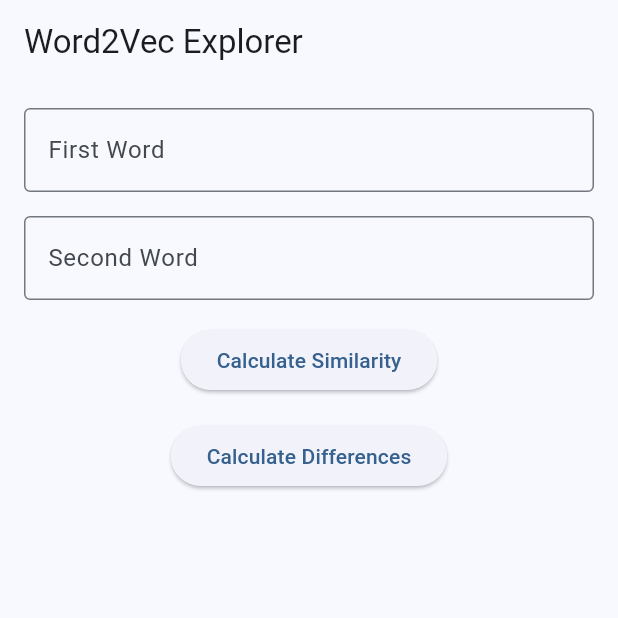
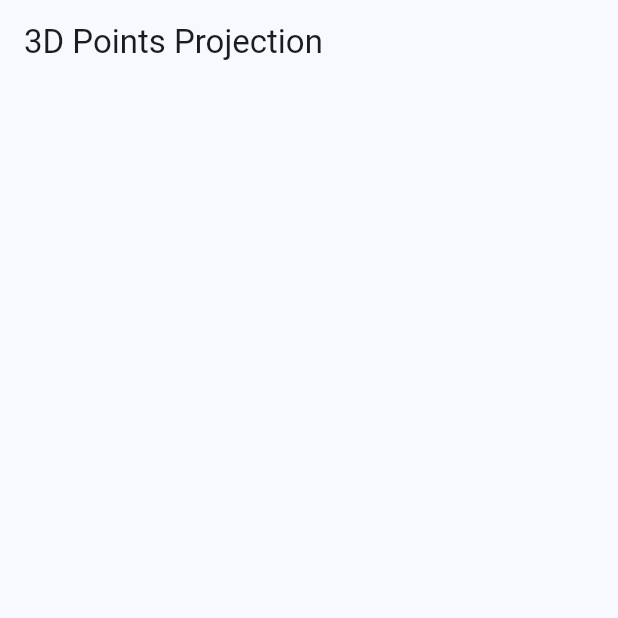
Before and after one commit to oliverwstein/words_a_flutter_frontend, a Flutter app: the screen it shows after launch, on a phone screen of 412 x 824 dp, the top half of it. Run offline on Flutter 3.47's test engine with Material 3 defaults, Android fonts, the phone set to English and light mode, and no system bars; missing offline and left inert: flutter_gl, three_dart, three_dart_jsm.

Commit message:
Created point_projection.dart

```diff
--- a/lib/main.dart
+++ b/lib/main.dart
@@ -1,6 +1,8 @@
 import 'package:flutter/material.dart';
 import 'package:http/http.dart' as http;
 import 'dart:convert';
+
+import 'point_projection.dart';
 
 void main() {
   runApp(const MyApp());
@@ -11,13 +13,19 @@ class MyApp extends StatelessWidget {
 
   @override
   Widget build(BuildContext context) {
+    Map<String, List<double>> examplePoints = {
+      "Hello": [1.0, 2.0, 3.0],
+      "World": [-1.0, -2.0, -3.0],
+      "Flutter": [2.0, -1.0, 1.0],
+      "Dart": [-2.0, 1.0, -1.0]
+    };
     return MaterialApp(
-      title: 'Word2Vec Explorer',
+      title: '3D Points Visualization',
       theme: ThemeData(
         colorScheme: ColorScheme.fromSeed(seedColor: Colors.blue),
         useMaterial3: true,
       ),
-      home: const Word2VecExplorer(),
+      home: ThreeDPointsProjection(points: examplePoints,), // Instantiate your ThreeDPointsProjection widget here
     );
   }
 }
--- /dev/null
+++ b/lib/point_projection.dart
@@ -0,0 +1,110 @@
+import 'dart:async';
+import 'package:flutter/material.dart';
+import 'package:flutter_gl/flutter_gl.dart';
+import 'package:three_dart/three_dart.dart' as three;
+import 'package:three_dart_jsm/three_dart_jsm.dart' as three_jsm;
+
+class ThreeDPointsProjection extends StatefulWidget {
+  final Map<String, List<double>> points; // Assuming each value is a List with 3 elements: [x, y, z]
+
+  const ThreeDPointsProjection({Key? key, required this.points}) : super(key: key);
+
+  @override
+  State<ThreeDPointsProjection> createState() => _ThreeDPointsProjectionState();
+}
+
+class _ThreeDPointsProjectionState extends State<ThreeDPointsProjection> {
+  late FlutterGlPlugin three3dRender;
+  late three.Scene scene;
+  late three.PerspectiveCamera camera;
+  late three.WebGLRenderer renderer;
+  double dpr = 1.0;
+  late double width;
+  late double height;
+  Size? screenSize;
+
+  @override
+  void initState() {
+    super.initState();
+  }
+
+  Future<void> initPlatformState() async {
+    if (screenSize == null) return;
+
+    width = screenSize!.width;
+    height = screenSize!.height - 60; // Adjust for app bar or other UI elements
+
+    three3dRender = FlutterGlPlugin();
+
+    Map<String, dynamic> options = {
+      "antialias": true,
+      "alpha": false,
+      "width": width.toInt(),
+      "height": height.toInt(),
+      "dpr": dpr
+    };
+
+    await three3dRender.initialize(options: options);
+    await three3dRender.prepareContext();
+
+    setState(() {
+      initScene();
+    });
+  }
+
+  void initScene() {
+    scene = three.Scene();
+    camera = three.PerspectiveCamera(75, width / height, 0.1, 1000);
+    camera.position.z = 5;
+
+    renderer = three.WebGLRenderer({"canvas": three3dRender.element, "context": three3dRender.gl});
+    renderer.setSize(width, height);
+
+    addPoints();
+
+    animate();
+  }
+
+  void addPoints() {
+    widget.points.forEach((word, position) {
+      var geometry = three.SphereGeometry(0.1, 32, 32);
+      var material = three.MeshBasicMaterial({"color": 0xff0000});
+      var mesh = three.Mesh(geometry, material);
+
+      mesh.position.x = position[0];
+      mesh.position.y = position[1];
+      mesh.position.z = position[2];
+
+      scene.add(mesh);
+    });
+  }
+
+  void animate() {
+    if (!mounted) return;
+
+    renderer.render(scene, camera);
+
+    // Schedule the next frame.
+    Future.delayed(const Duration(milliseconds: 30), animate);
+  }
+
+  @override
+  Widget build(BuildContext context) {
+    if (screenSize == null) {
+      screenSize = MediaQuery.of(context).size;
+      dpr = MediaQuery.of(context).devicePixelRatio;
+      initPlatformState();
+    }
+
+    return Scaffold(
+      appBar: AppBar(title: const Text('3D Points Projection')),
+      body: three3dRender.isInitialized ? Texture(textureId: three3dRender.textureId!) : Container(),
+    );
+  }
+
+  @override
+  void dispose() {
+    three3dRender.dispose();
+    super.dispose();
+  }
+}
--- a/pubspec.yaml
+++ b/pubspec.yaml
@@ -9,7 +9,10 @@ environment:
 dependencies:
   flutter:
     sdk: flutter
-  http: ^1.2.0
+  flutter_gl: ^0.0.21
+  http: ^0.13.4
+  three_dart: ^0.0.16
+  three_dart_jsm: ^0.0.10
 
 dev_dependencies:
   flutter_test:
```
Also changed, not shown: pubspec.lock, 9 other files.
